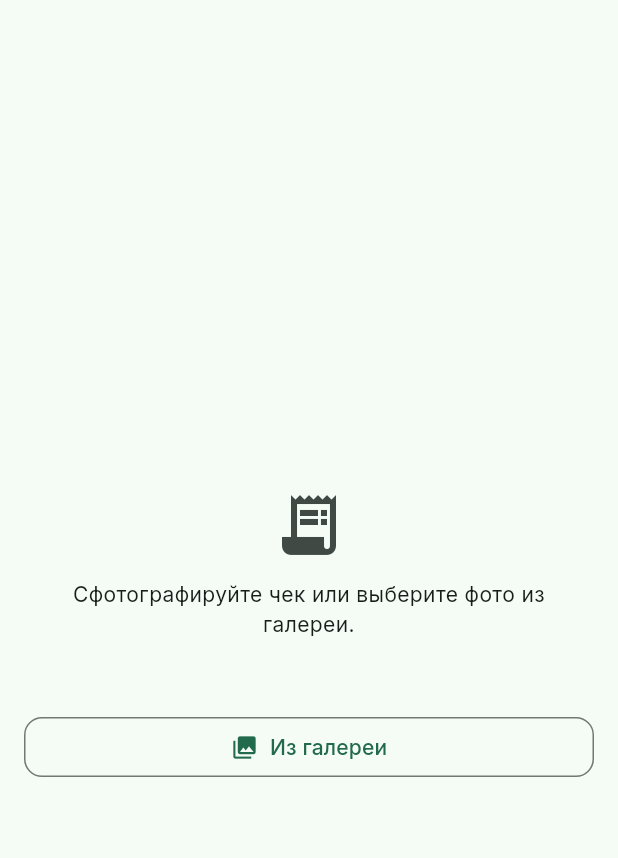
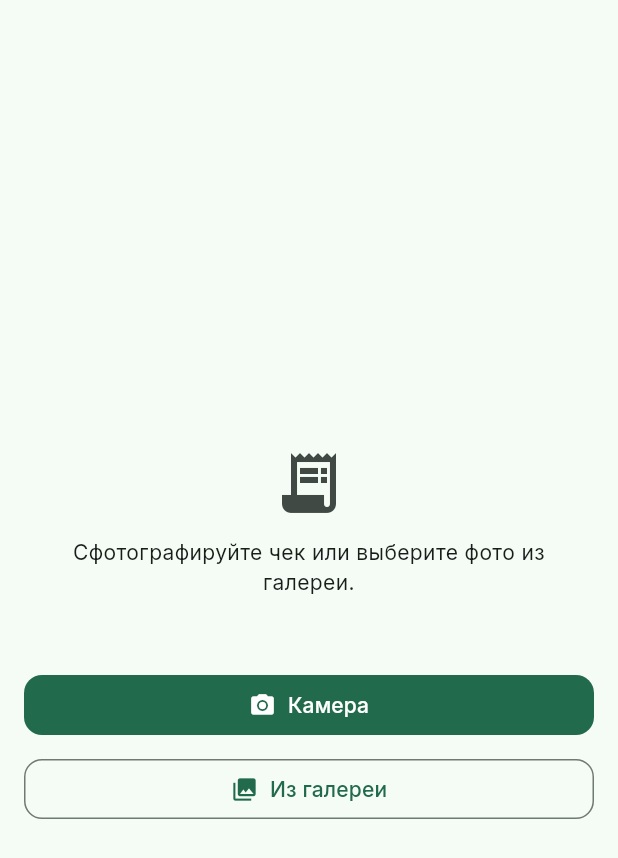
Before and after one commit to PabloXXS/receipt-scan-app, a Flutter app: the ScanCaptureView widget shown alone on an empty page, opened directly, on a phone screen of 412 x 824 dp. Shown: the top 858 px of the screen. Run offline on Flutter 3.47's test engine with Material 3 defaults, Android fonts, the phone set to English and light mode, and no system bars; our stand-ins replace camera, flutter_riverpod, go_router, google_fonts, image_picker, riverpod_annotation and 1 more; accounts and stored records are empty; generated files the repository leaves out were written again.

Commit message:
feat(scan): кнопка «Камера» открывает живое превью

```diff
--- a/app/lib/features/scan/presentation/widgets/scan_capture_view.dart
+++ b/app/lib/features/scan/presentation/widgets/scan_capture_view.dart
@@ -13,6 +13,7 @@
 import '../../../../core/theme/app_tokens.dart';
 import '../../../../shared/components/components.dart';
 import '../controllers/scan_controller.dart';
+import '../screens/live_camera_screen.dart';
 
 /// Экран выбора источника фото. [error] — текст ошибки выбора (если была).
 class ScanCaptureView extends ConsumerWidget {
@@ -39,6 +40,17 @@
             ),
           SizedBox(height: tokens.spaceXl),
           AppButton(
+            label: 'Камера',
+            icon: Icons.photo_camera,
+            expanded: true,
+            onPressed: () => Navigator.of(context).push(
+              MaterialPageRoute<void>(
+                builder: (_) => const LiveCameraScreen(),
+              ),
+            ),
+          ),
+          SizedBox(height: tokens.spaceSm),
+          AppButton(
             label: 'Из галереи',
             icon: Icons.photo_library,
             variant: AppButtonVariant.secondary,
```
